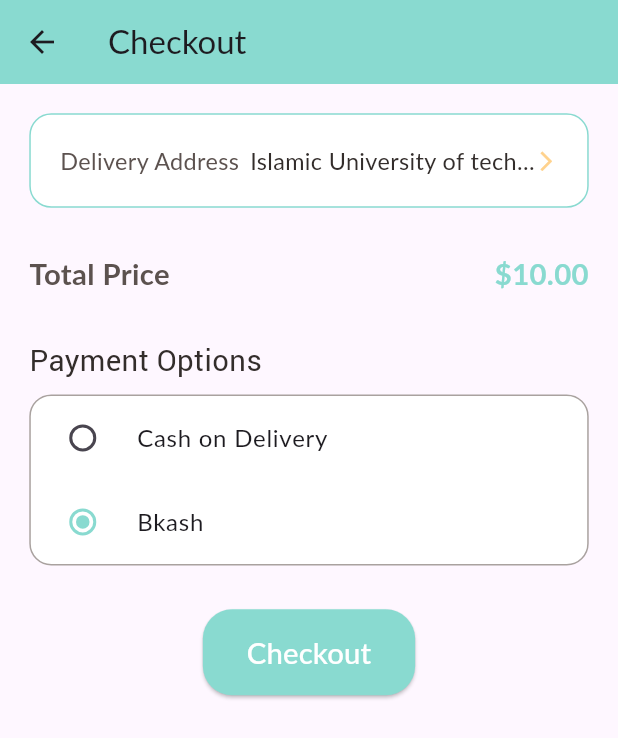
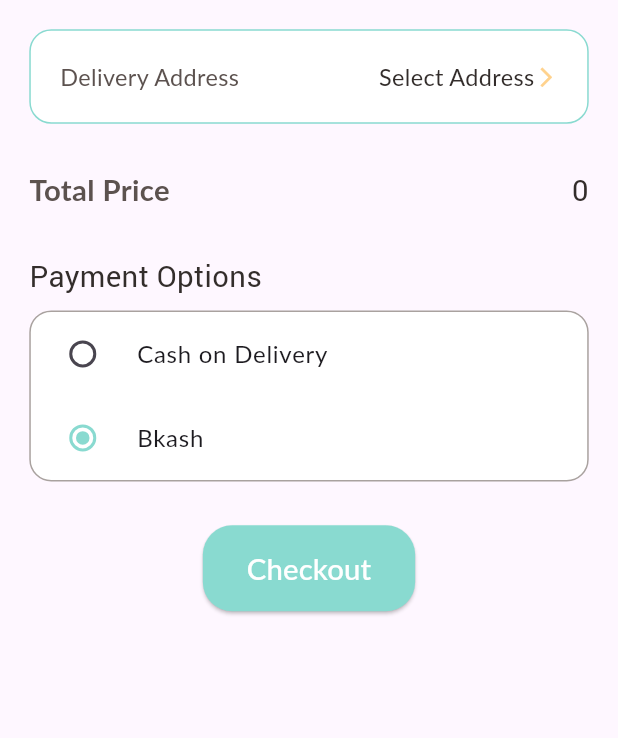
Before and after one commit to ibrahimamam1/iut-eats, a Flutter app: the CheckoutPage screen opened by its route, after a tap on "Bkash", on a phone screen of 412 x 824 dp. Shown: the top 738 px of the screen. Run offline on Flutter 3.47's test engine with Material 3 defaults, Android fonts, the phone set to English and light mode, and no system bars; our stand-ins replace dots_indicator, geocoding, geolocator, get, google_maps_flutter, shared_preferences; accounts and stored records are empty; network calls fail; Roboto replaces fonts that are missing (Lato).

Commit message:
Fix: Checkout Page address selection

```diff
--- /dev/null
+++ b/lib/controllers/checkout_controller.dart
@@ -0,0 +1,33 @@
+import 'package:get/get.dart';
+import 'package:iut_eats/controllers/cart_controller.dart';
+
+import 'location_controller.dart';
+
+class CheckoutController extends GetxController {
+  // Access the LocationController instance
+  final LocationController locationController = Get.find<LocationController>();
+
+  // Observable variable to hold the address
+  var address = ''.obs;
+
+  // Other checkout-related variables (example)
+  var selectedPayment = 'cash_on_delivery'.obs;
+
+  @override
+  @override
+  void onInit() {
+    super.onInit();
+    address.value = locationController.placemark.name ?? '';
+  }
+
+  void updateAddress() {
+    print("you choosed your address : ");
+    address.value = [
+      locationController.placemark.name ?? '',
+      locationController.placemark.locality ?? '',
+      locationController.placemark.postalCode ?? '',
+      locationController.placemark.country ?? '',
+    ].where((part) => part.isNotEmpty).join(', ');
+    print(address.value);
+  }
+}
--- a/lib/controllers/location_controller.dart
+++ b/lib/controllers/location_controller.dart
@@ -40,9 +40,9 @@ class LocationController extends GetxController implements GetxService{
 /*for service zone*/
    bool _isLoading = false;
    bool get isLoading => _isLoading;
-   bool _inZone = false; // check if in service zone
+   bool _inZone = true; // check if in service zone
    bool get inZone => _inZone;
-   bool _buttonDisabled = true;
+   bool _buttonDisabled = false;
    bool get buttonDisabled => _buttonDisabled;
    void setMapController(GoogleMapController mapController){
       _mapController=mapController;
@@ -187,6 +187,7 @@ class LocationController extends GetxController implements GetxService{
       _position=_pickPosition;
       _placemark=_pickPlacemark;
       _updateAddressData=false;
+      print("location controller: set address data: new address: " + _placemark.name!);
       update();
    }
    Future<ResponseModel>getZone(String lat, String lng, bool markerLoad)async{
@@ -214,7 +215,7 @@ class LocationController extends GetxController implements GetxService{
          _inZone=true;
          _responseModel = ResponseModel(true, response.body["zone_id"].toString());
       }else{
-         _inZone = false;
+         _inZone = true;
          _responseModel = ResponseModel(true, response.statusText!);
       }
       if(markerLoad){
--- a/lib/pages/address/add_address_page.dart
+++ b/lib/pages/address/add_address_page.dart
@@ -122,7 +122,7 @@ class _AddAddressPageState extends State<AddAddressPage> {
                             arguments: PickAddressMap(
                               fromSignup: false,
                               fromAddress: true,
-
+                              fromCheckout: false,
                             )
                             );
                         },
--- a/lib/pages/cart/cart_page.dart
+++ b/lib/pages/cart/cart_page.dart
@@ -202,7 +202,6 @@ class Cartpage extends StatelessWidget{
                 onTap: (){
                   if(Get.find<AuthController>().userLoggedIn()){
                     print("logged in?");
-                    cartController.addToHistory();
                     Get.toNamed(RouteHelper.getCheckoutPage());
                     // Get.snackbar("Order Success", "Your Order is being Processed");
                      /*if(Get.find<LocationController>().addressList.isEmpty){
--- a/lib/pages/checkout/checkout_page.dart
+++ b/lib/pages/checkout/checkout_page.dart
@@ -1,30 +1,21 @@
 import 'package:flutter/material.dart';
 import 'package:get/get.dart';
+import 'package:iut_eats/controllers/cart_controller.dart';
+import 'package:iut_eats/data/repository/cart_repo.dart';
 import 'package:iut_eats/widgets/big_text.dart';
+import '../../controllers/checkout_controller.dart';
+import '../../routes/route_helper.dart';
 import '../../utils/colors.dart';
 import '../../utils/dimensions.dart';
+import '../address/pick_address_map.dart';
 
-class CheckoutPage extends StatefulWidget {
-  final String address;
-  final double totalPrice;
-
-  const CheckoutPage({required this.address, required this.totalPrice, super.key});
-
-  @override
-  _CheckoutPageState createState() => _CheckoutPageState();
-}
-
-class _CheckoutPageState extends State<CheckoutPage> {
-  String selectedPayment = 'cash_on_delivery';
+class CheckoutPage extends StatelessWidget {
+  final CheckoutController controller = Get.put(CheckoutController());
+  final CartController cartController = Get.find<CartController>();
 
   @override
   Widget build(BuildContext context) {
     return Scaffold(
-      appBar: AppBar(
-        title: const Text('Checkout'),
-        backgroundColor: AppColors.mainColor,
-        elevation: 0,
-      ),
       body: Padding(
         padding: EdgeInsets.all(Dimensions.width20),
         child: Column(
@@ -33,7 +24,12 @@ class _CheckoutPageState extends State<CheckoutPage> {
             // Address Field
             GestureDetector(
               onTap: () {
-                Get.toNamed('/address-selection'); // Navigate to address selection page
+                Get.toNamed(RouteHelper.getPickAddressPage(),
+                    arguments: PickAddressMap(
+                    fromSignup: false,
+                    fromAddress: false,
+                    fromCheckout: true,
+                )); // Navigate to address selection
               },
               child: Container(
                 padding: EdgeInsets.all(Dimensions.width20),
@@ -53,15 +49,17 @@ class _CheckoutPageState extends State<CheckoutPage> {
                       ),
                     ),
                     Expanded(
-                      child: Text(
-                        widget.address.isEmpty ? 'Select Address' : widget.address,
+                      child: Obx(() => Text(
+                        controller.address.isEmpty
+                            ? 'Select Address'
+                            : controller.address.value,
                         style: TextStyle(
                           fontSize: Dimensions.font16,
                           color: AppColors.mainBlackColor,
                         ),
                         textAlign: TextAlign.end,
                         overflow: TextOverflow.ellipsis,
-                      ),
+                      )),
                     ),
                     Icon(
                       Icons.arrow_forward_ios,
@@ -88,14 +86,9 @@ class _CheckoutPageState extends State<CheckoutPage> {
                       color: AppColors.titleColor,
                     ),
                   ),
-                  Text(
-                    '\$${widget.totalPrice.toStringAsFixed(2)}',
-                    style: TextStyle(
-                      fontSize: Dimensions.font20,
-                      fontWeight: FontWeight.bold,
-                      color: AppColors.mainColor,
-                    ),
-                  ),
+
+                  BigText(text: cartController.totalAmount.toString()),
+
                 ],
               ),
             ),
@@ -110,34 +103,32 @@ class _CheckoutPageState extends State<CheckoutPage> {
                 borderRadius: BorderRadius.circular(Dimensions.radius15),
                 color: Colors.white,
               ),
-              child: Column(
+              child: Obx(() => Column(
                 children: [
                   RadioListTile<String>(
                     title: const Text('Cash on Delivery'),
                     value: 'cash_on_delivery',
-                    groupValue: selectedPayment,
+                    groupValue: controller.selectedPayment.value,
                     onChanged: (value) {
-                      setState(() {
-                        selectedPayment = value!;
-                      });
+                      controller.selectedPayment.value = value!;
                     },
                     activeColor: AppColors.mainColor,
-                    contentPadding: EdgeInsets.symmetric(horizontal: Dimensions.width15),
+                    contentPadding: EdgeInsets.symmetric(
+                        horizontal: Dimensions.width15),
                   ),
                   RadioListTile<String>(
                     title: const Text('Bkash'),
                     value: 'bkash',
-                    groupValue: selectedPayment,
+                    groupValue: controller.selectedPayment.value,
                     onChanged: (value) {
-                      setState(() {
-                        selectedPayment = value!;
-                      });
+                      controller.selectedPayment.value = value!;
                     },
                     activeColor: AppColors.mainColor,
-                    contentPadding: EdgeInsets.symmetric(horizontal: Dimensions.width15),
+                    contentPadding: EdgeInsets.symmetric(
+                        horizontal: Dimensions.width15),
                   ),
                 ],
-              ),
+              )),
             ),
             SizedBox(height: Dimensions.height30),
 
@@ -145,8 +136,9 @@ class _CheckoutPageState extends State<CheckoutPage> {
             Center(
               child: ElevatedButton(
                 onPressed: () {
-                  // Add your checkout logic here (e.g., process the order)
-                  print('Selected Payment: $selectedPayment');
+                  print('Selected Payment: ${controller.selectedPayment.value}');
+                  cartController.addToHistory();
+                  // Add checkout logic here
                 },
                 style: ElevatedButton.styleFrom(
                   backgroundColor: AppColors.mainColor,
--- a/lib/routes/route_helper.dart
+++ b/lib/routes/route_helper.dart
@@ -42,7 +42,7 @@ class RouteHelper{
   static List<GetPage> routes = [
     GetPage(name: pickAddressMap, page: () {
       var args = Get.arguments as PickAddressMap?;
-      return args ?? const PickAddressMap(fromSignup: false, fromAddress: false);
+      return args ?? const PickAddressMap(fromSignup: false, fromAddress: false, fromCheckout: false,);
     }),
 
 
@@ -81,7 +81,7 @@ class RouteHelper{
         transition: Transition.fadeIn
     ),
     GetPage(name: checkoutPage, page: (){
-      return const CheckoutPage(address: 'Islamic University of technology' , totalPrice: 10);
+      return CheckoutPage();
     },
         transition: Transition.fadeIn
     ),
```
Also changed, not shown: lib/pages/address/pick_address_map.dart (+24 -2 lines).
